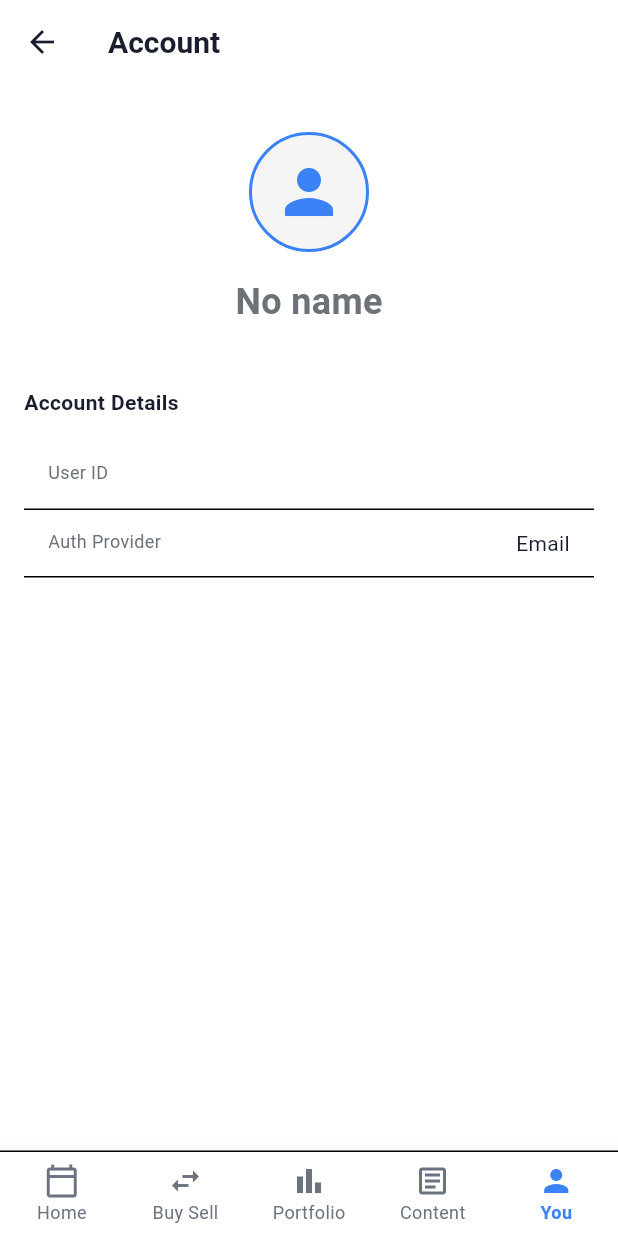
After one commit to RievoCante/lib-light, a Flutter app: the YouPage screen opened by its route, after a tap on "Account", on a phone screen of 412 x 824 dp. The commit adds this screen. Run offline on Flutter 3.47's test engine with Material 3 defaults, Android fonts, the phone set to English and light mode, and no system bars; our stand-ins replace cached_network_image, cloud_firestore, equatable, firebase_auth, firebase_core, flutter_markdown and 9 more; missing offline and left inert: country_flags, webview_flutter_android; accounts and stored records are empty.

Commit message:
add account page in You page

```diff
--- a/lib/app.dart
+++ b/lib/app.dart
@@ -6,14 +6,14 @@ import 'package:go_router/go_router.dart';
 import 'core/theme/app_theme.dart';
 import 'localization/app_localizations.dart';
 import 'presentation/providers/auth_provider.dart';
-import 'presentation/providers/settings_provider.dart';
+import 'presentation/providers/you_provider.dart';
 import 'presentation/screens/login/login_page.dart';
 import 'presentation/screens/login/signup_page.dart';
 import 'presentation/screens/home/home_page.dart';
 import 'presentation/screens/buy_sell/buy_sell_page.dart';
 import 'presentation/screens/portfolio/portfolio_page.dart';
 import 'presentation/screens/content/content_page.dart';
-import 'presentation/screens/settings/settings_page.dart';
+import 'presentation/screens/you/you_page.dart';
 import 'presentation/screens/support/support_chat_page.dart';
 import 'presentation/widgets/navigation/bottom_nav_bar.dart';
 
@@ -86,7 +86,7 @@ class _LiberatorAppState extends ConsumerState<LiberatorApp> {
             ),
             GoRoute(
               path: '/settings',
-              builder: (context, state) => const SettingsPage(),
+              builder: (context, state) => const YouPage(),
             ),
           ],
         ),
--- a/lib/presentation/screens/content/content_page.dart
+++ b/lib/presentation/screens/content/content_page.dart
@@ -6,7 +6,7 @@ import '../../../core/constants/app_text_styles.dart';
 import '../../../core/utils/formatters.dart';
 import '../../../localization/app_localizations.dart';
 import '../../providers/news_provider.dart';
-import '../../providers/settings_provider.dart';
+import '../../providers/you_provider.dart';
 import '../../providers/notification_provider.dart';
 import '../../widgets/common/market_header.dart';
 import '../../widgets/common/notification_bell.dart';
--- /dev/null
+++ b/lib/presentation/screens/you/account_page.dart
@@ -0,0 +1,182 @@
+// Account page displaying user information
+import 'package:flutter/material.dart';
+import 'package:flutter_riverpod/flutter_riverpod.dart';
+import '../../../core/constants/app_colors.dart';
+import '../../../core/constants/app_text_styles.dart';
+import '../../providers/auth_provider.dart';
+import '../../widgets/common/profile_avatar.dart';
+
+class AccountPage extends ConsumerWidget {
+  const AccountPage({super.key});
+
+  String _formatAuthProvider(String? provider) {
+    switch (provider) {
+      case 'google':
+        return 'Google';
+      case 'email':
+        return 'Email';
+      case 'phone':
+        return 'Phone';
+      default:
+        return provider ?? 'N/A';
+    }
+  }
+
+  @override
+  Widget build(BuildContext context, WidgetRef ref) {
+    final authState = ref.watch(authProvider);
+
+    return Scaffold(
+      appBar: AppBar(
+        title: const Text('Account'),
+        leading: IconButton(
+          icon: const Icon(Icons.arrow_back),
+          onPressed: () => Navigator.pop(context),
+        ),
+      ),
+      body: authState.when(
+        data: (userData) {
+          if (userData == null) {
+            return const Center(child: Text('No user data available'));
+          }
+
+          return SingleChildScrollView(
+            child: Column(
+              crossAxisAlignment: CrossAxisAlignment.center,
+              children: [
+                const SizedBox(height: 32),
+
+                // Profile Section
+                const ProfileAvatar(size: 80),
+                const SizedBox(height: 16),
+                if (userData.displayName != null &&
+                    userData.displayName!.isNotEmpty)
+                  Text(userData.displayName!, style: AppTextStyles.h2)
+                else
+                  Text(
+                    'No name',
+                    style: AppTextStyles.h2.copyWith(color: AppColors.textGrey),
+                  ),
+                const SizedBox(height: 8),
+                if (userData.email != null && userData.email!.isNotEmpty)
+                  Text(
+                    userData.email!,
+                    style: AppTextStyles.bodyMedium.copyWith(
+                      color: AppColors.textGrey,
+                    ),
+                  ),
+                const SizedBox(height: 32),
+
+                // Account Details Section
+                Padding(
+                  padding: const EdgeInsets.symmetric(horizontal: 16),
+                  child: Column(
+                    crossAxisAlignment: CrossAxisAlignment.start,
+                    children: [
+                      Text(
+                        'Account Details',
+                        style: AppTextStyles.bodyMedium.copyWith(
+                          fontWeight: FontWeight.bold,
+                        ),
+                      ),
+                      const SizedBox(height: 16),
+                      _InfoRow(label: 'User ID', value: userData.uid),
+                      if (userData.accountNumber != null &&
+                          userData.accountNumber!.isNotEmpty)
+                        _InfoRow(
+                          label: 'Account Number',
+                          value: userData.accountNumber!,
+                        ),
+                      _InfoRow(
+                        label: 'Auth Provider',
+                        value: _formatAuthProvider(userData.authProvider),
+                      ),
+                    ],
+                  ),
+                ),
+
+                // Contact Info Section
+                if (userData.phoneNumber != null &&
+                    userData.phoneNumber!.isNotEmpty) ...[
+                  const SizedBox(height: 24),
+                  Padding(
+                    padding: const EdgeInsets.symmetric(horizontal: 16),
+                    child: Column(
+                      crossAxisAlignment: CrossAxisAlignment.start,
+                      children: [
+                        Text(
+                          'Contact Info',
+                          style: AppTextStyles.bodyMedium.copyWith(
+                            fontWeight: FontWeight.bold,
+                          ),
+                        ),
+                        const SizedBox(height: 16),
+                        _InfoRow(
+                          label: 'Phone Number',
+                          value: userData.phoneNumber!,
+                        ),
+                      ],
+                    ),
+                  ),
+                ],
+
+                const SizedBox(height: 32),
+              ],
+            ),
+          );
+        },
+        loading: () => const Center(child: CircularProgressIndicator()),
+        error: (error, stack) => Center(
+          child: Padding(
+            padding: const EdgeInsets.all(16.0),
+            child: Text(
+              'Error loading account information: $error',
+              style: AppTextStyles.bodyMedium,
+              textAlign: TextAlign.center,
+            ),
+          ),
+        ),
+      ),
+    );
+  }
+}
+
+class _InfoRow extends StatelessWidget {
+  final String label;
+  final String value;
+
+  const _InfoRow({required this.label, required this.value});
+
+  @override
+  Widget build(BuildContext context) {
+    return Container(
+      padding: const EdgeInsets.symmetric(vertical: 12, horizontal: 16),
+      decoration: BoxDecoration(
+        border: Border(
+          bottom: BorderSide(color: Theme.of(context).dividerColor),
+        ),
+      ),
+      child: Row(
+        crossAxisAlignment: CrossAxisAlignment.start,
+        children: [
+          SizedBox(
+            width: 120,
+            child: Text(
+              label,
+              style: AppTextStyles.bodySmall.copyWith(
+                color: AppColors.textGrey,
+              ),
+            ),
+          ),
+          Expanded(
+            child: Text(
+              value,
+              style: AppTextStyles.bodyMedium,
+              textAlign: TextAlign.right,
+            ),
+          ),
+        ],
+      ),
+    );
+  }
+}
--- a/lib/presentation/screens/settings/settings_page.dart
+++ b/lib/presentation/screens/you/you_page.dart
@@ -1,4 +1,4 @@
-// Settings (You) page with light theme
+// You page with settings
 import 'package:flutter/material.dart';
 import 'package:flutter_riverpod/flutter_riverpod.dart';
 import 'package:go_router/go_router.dart';
@@ -6,12 +6,13 @@ import '../../../core/constants/app_colors.dart';
 import '../../../core/constants/app_text_styles.dart';
 import '../../../localization/app_localizations.dart';
 import '../../providers/auth_provider.dart';
-import '../../providers/settings_provider.dart';
+import '../../providers/you_provider.dart';
 import '../webview/webview_page.dart';
+import 'account_page.dart';
 import 'privacy_policy_page.dart';
 
-class SettingsPage extends ConsumerWidget {
-  const SettingsPage({super.key});
+class YouPage extends ConsumerWidget {
+  const YouPage({super.key});
 
   @override
   Widget build(BuildContext context, WidgetRef ref) {
@@ -81,6 +82,23 @@ class SettingsPage extends ConsumerWidget {
               },
               activeThumbColor: AppColors.primaryBlue,
             ),
+          ),
+
+          // Account
+          _SettingTile(
+            icon: Icons.account_circle,
+            title: 'Account',
+            trailing: Icon(
+              Icons.arrow_forward_ios,
+              size: 16,
+              color: Theme.of(context).textTheme.bodySmall?.color,
+            ),
+            onTap: () {
+              Navigator.push(
+                context,
+                MaterialPageRoute(builder: (context) => const AccountPage()),
+              );
+            },
           ),
 
           // Order Entry
```
Also changed, not shown: lib/presentation/providers/you_provider.dart (renamed from lib/presentation/providers/settings_provider.dart), lib/presentation/screens/you/privacy_policy_page.dart (renamed from lib/presentation/screens/settings/privacy_policy_page.dart).
